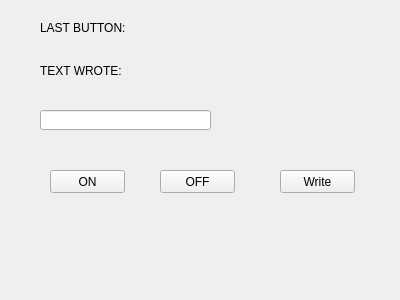
Above: ex_8_turek.ui from MilyM/pmp before the change. Below: the same form after it.
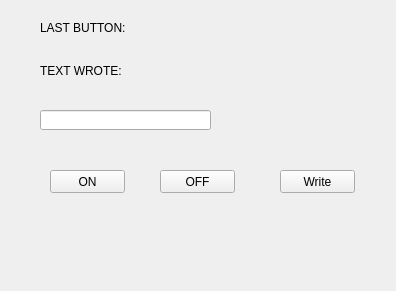
That is the form after the change.

The edit to the form file:
```diff
--- a/ex_8_turek.ui
+++ b/ex_8_turek.ui
@@ -6,8 +6,8 @@
    <rect>
     <x>0</x>
     <y>0</y>
-    <width>400</width>
-    <height>300</height>
+    <width>396</width>
+    <height>291</height>
    </rect>
   </property>
   <property name="windowTitle">
```
